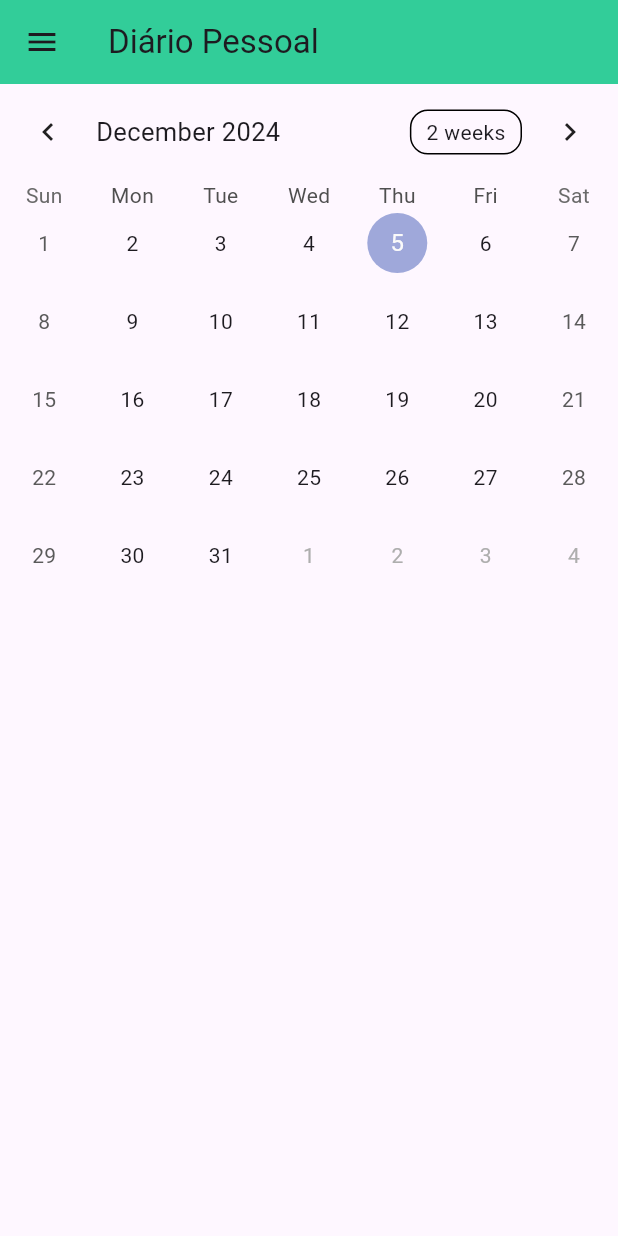
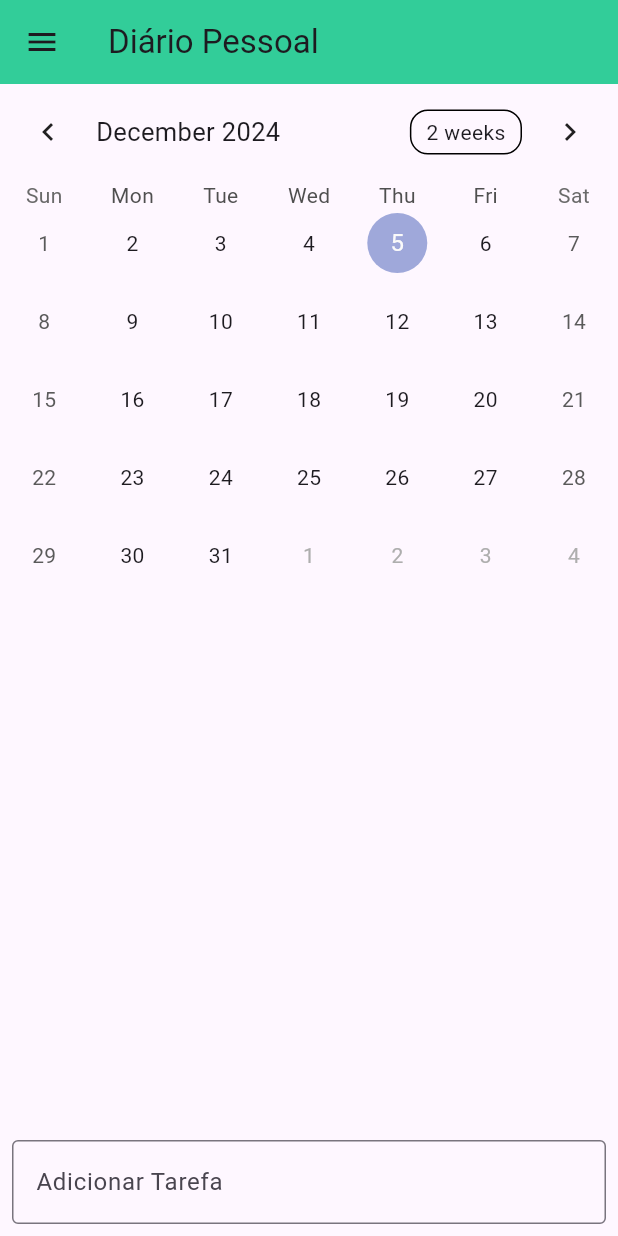
Before and after one commit to RONALDWITHER/Appdiariopessoal, a Flutter app: the Calendario screen opened directly, in the side drawer, after a tap on "Calendário", on a phone screen of 412 x 824 dp. Run offline on Flutter 3.47's test engine with Material 3 defaults, Android fonts, the phone set to English and light mode, and no system bars; drawn by our look-alikes of table_calendar; our stand-ins replace cloud_firestore, firebase_auth, firebase_core, google_sign_in; accounts and stored records are empty.

Commit message:
adição de tarefas no calendario(database)

```diff
--- a/lib/drawer/calendario.dart
+++ b/lib/drawer/calendario.dart
@@ -1,6 +1,7 @@
-import 'package:appdiario/paginas/telainicial.dart';
 import 'package:flutter/material.dart';
 import 'package:firebase_auth/firebase_auth.dart';
+import 'package:cloud_firestore/cloud_firestore.dart';
+import 'package:appdiario/paginas/telainicial.dart';
 import 'package:appdiario/paginas/telacadastro.dart';
 import 'package:table_calendar/table_calendar.dart';
 
@@ -17,8 +18,52 @@ class _CalendarioState extends State<Calendario> {
   DateTime? _selectedDay;
   final kFirstDay = DateTime.utc(2000, 1, 1);
   final kLastDay = DateTime.utc(2100, 12, 31);
+  final user = FirebaseAuth.instance.currentUser;
+  final FirebaseFirestore _firestore = FirebaseFirestore.instance;
 
-  final user = FirebaseAuth.instance.currentUser;
+  Map<DateTime, List<String>> _tasks = {};
+
+  @override
+  void initState() {
+    super.initState();
+    _loadTasks();
+  }
+
+  Future<void> _loadTasks() async {
+    if (user != null) {
+      final snapshot = await _firestore
+          .collection('users')
+          .doc(user!.uid)
+          .collection('tasks')
+          .get();
+
+      setState(() {
+        for (var doc in snapshot.docs) {
+          DateTime date = DateTime.parse(doc.id);
+          _tasks[date] = List<String>.from(doc['tasks']);
+        }
+      });
+    }
+  }
+
+  Future<void> _addTask(String task) async {
+    if (_selectedDay != null && user != null) {
+      setState(() {
+        _tasks[_selectedDay!] = _tasks[_selectedDay!] ?? [];
+        _tasks[_selectedDay!]!.add(task);
+      });
+
+      // Salvar no Firestore
+      await _firestore
+          .collection('users')
+          .doc(user!.uid)
+          .collection('tasks')
+          .doc(_selectedDay!.toIso8601String())
+          .set({
+        'tasks': _tasks[_selectedDay!],
+      });
+    }
+  }
 
   @override
   Widget build(BuildContext context) {
@@ -77,51 +122,54 @@ class _CalendarioState extends State<Calendario> {
               leading: const Icon(Icons.exit_to_app),
               title: const Text('Sair'),
               onTap: () {
-                Navigator.pop(context);
+                FirebaseAuth.instance.signOut();
                 Navigator.pushReplacement(
                   context,
                   MaterialPageRoute(builder: (context) => Telacadastro()),
                 );
               },
             ),
-            const SizedBox(height: 2000),
           ],
         ),
       ),
-      body: TableCalendar(
+      body: Column(
+        children: [
+          TableCalendar(
             firstDay: kFirstDay,
             lastDay: kLastDay,
             focusedDay: _focusedDay,
             calendarFormat: _calendarFormat,
-        selectedDayPredicate: (day) {
-          // Use `selectedDayPredicate` to determine which day is currently selected.
-          // If this returns true, then `day` will be marked as selected.
-
-          // Using `isSameDay` is recommended to disregard
-          // the time-part of compared DateTime objects.
-          return isSameDay(_selectedDay, day);
-        },
+            selectedDayPredicate: (day) => isSameDay(_selectedDay, day),
             onDaySelected: (selectedDay, focusedDay) {
-          if (!isSameDay(_selectedDay, selectedDay)) {
-            // Call `setState()` when updating the selected day
               setState(() {
                 _selectedDay = selectedDay;
                 _focusedDay = focusedDay;
               });
-          }
             },
-        onFormatChanged: (format) {
-          if (_calendarFormat != format) {
-            // Call `setState()` when updating calendar format
-            setState(() {
-              _calendarFormat = format;
-            });
-          }
+            eventLoader: (day) => _tasks[day] ?? [],
+          ),
+          const SizedBox(height: 8),
+          Expanded(
+            child: ListView.builder(
+              itemCount: _tasks[_selectedDay]?.length ?? 0,
+              itemBuilder: (context, index) {
+                return ListTile(
+                  title: Text(_tasks[_selectedDay!]![index]),
+                );
               },
-        onPageChanged: (focusedDay) {
-          // No need to call `setState()` here
-          _focusedDay = focusedDay;
-        },
+            ),
+          ),
+          Padding(
+            padding: const EdgeInsets.all(8.0),
+            child: TextField(
+              decoration: const InputDecoration(
+                labelText: 'Adicionar Tarefa',
+                border: OutlineInputBorder(),
+              ),
+              onSubmitted: _addTask,
+            ),
+          ),
+        ],
       ),
     );
   }
```
Lines whose indentation alone changed are shown as unchanged.
